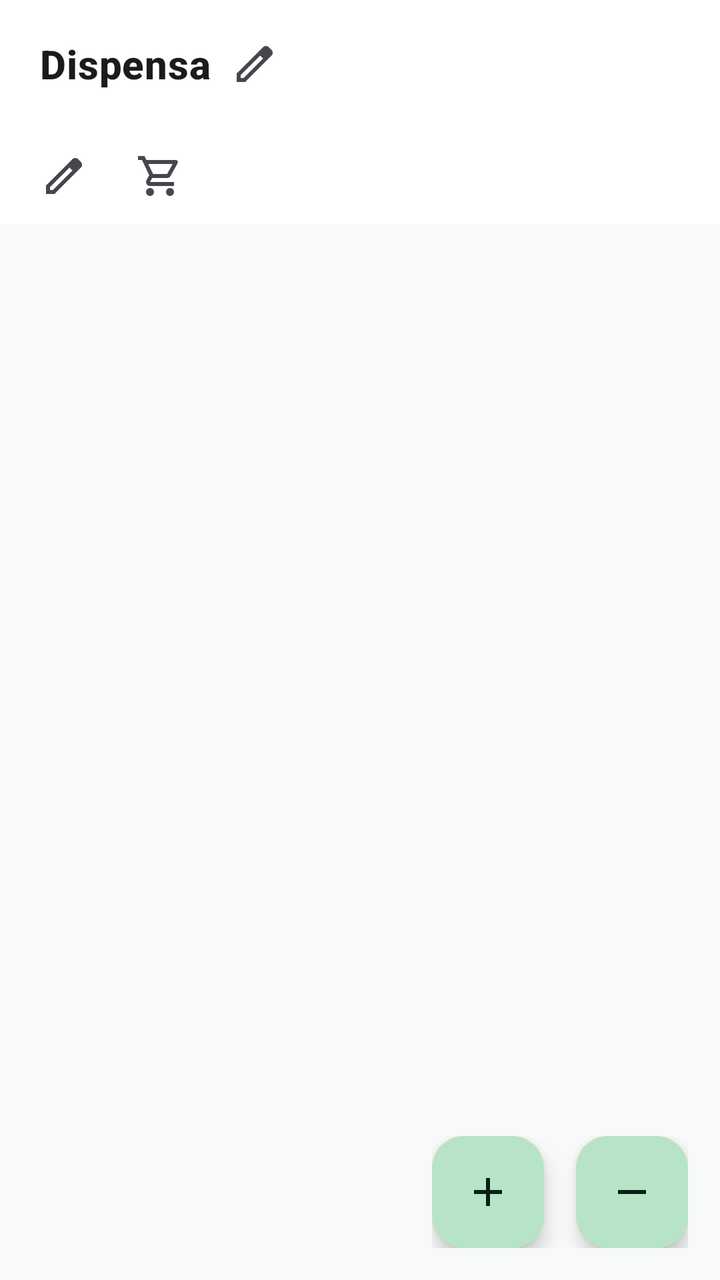
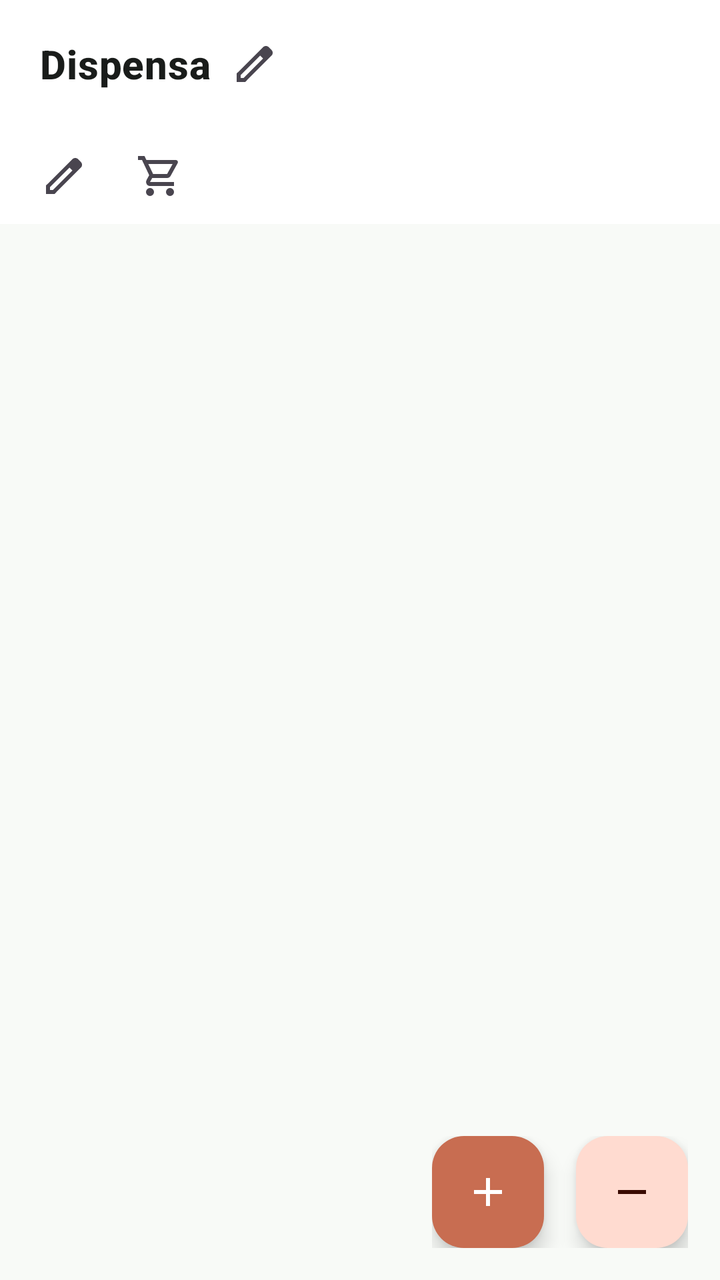

Screens rendered from an Android XML layout before and after an edit, with the pre-edit source and the edit as a unified diff.
<!-- AndroidManifest.xml: activity theme Theme.Dispensa -->
<!-- res/layout/activity_main.xml -->
<?xml version="1.0" encoding="utf-8"?>
<androidx.coordinatorlayout.widget.CoordinatorLayout xmlns:android="http://schemas.android.com/apk/res/android"
    xmlns:app="http://schemas.android.com/apk/res-auto"
    xmlns:tools="http://schemas.android.com/tools"
    android:id="@+id/main_coordinator_layout"
    android:layout_width="match_parent"
    android:layout_height="match_parent"
    tools:context=".activity.MainActivity">

    <com.google.android.material.appbar.AppBarLayout
        android:layout_width="match_parent"
        android:layout_height="wrap_content"
        android:theme="@style/Base.Theme.Dispensa">

        <androidx.appcompat.widget.Toolbar
            android:id="@+id/toolbar"
            android:layout_width="match_parent"
            android:layout_height="?attr/actionBarSize"
            app:popupTheme="@style/ThemeOverlay.AppCompat.DayNight">

            <LinearLayout
                android:id="@+id/layout_dispensa_title"
                android:layout_width="wrap_content"
                android:layout_height="match_parent"
                android:gravity="center_vertical"
                android:orientation="horizontal"
                android:background="?attr/selectableItemBackground"
                android:paddingStart="4dp"
                android:paddingEnd="8dp"
                android:clickable="true"
                android:focusable="true">

                <TextView
                    android:id="@+id/toolbar_dispensa_title"
                    android:layout_width="wrap_content"
                    android:layout_height="wrap_content"
                    android:text="@string/app_name"
                    android:textAppearance="@style/TextAppearance.MaterialComponents.Headline6"
                    android:textStyle="bold"
                    android:textColor="?attr/colorOnSurface"
                    android:ellipsize="end"
                    android:maxLines="1" />

                <ImageView
                    android:id="@+id/button_manage_dispensa"
                    android:layout_width="32dp"
                    android:layout_height="32dp"
                    android:layout_marginStart="6dp"
                    android:padding="4dp"
                    android:src="@drawable/edit_24px"
                    android:background="?attr/selectableItemBackgroundBorderless"
                    android:contentDescription="@string/manage_dispense_title"
                    app:tint="?attr/colorControlNormal" />

            </LinearLayout>

        </androidx.appcompat.widget.Toolbar>

        <LinearLayout
            android:layout_width="match_parent"
            android:layout_height="wrap_content"
            android:orientation="horizontal"
            android:gravity="center_vertical"
            android:clipChildren="true"
            android:clipToPadding="true"> 

            <ImageButton
                android:id="@+id/button_manage_locations"
                android:layout_width="48dp"
                android:layout_height="48dp"
                android:src="@drawable/edit_24px"
                android:background="?attr/selectableItemBackgroundBorderless"
                android:contentDescription="@string/title_manage_locations"
                android:layout_marginStart="8dp"
                app:tint="?attr/colorControlNormal" />

            <ImageButton
                android:id="@+id/button_shopping_list"
                android:layout_width="48dp"
                android:layout_height="48dp"
                android:src="@drawable/shopping_cart_24px"
                android:background="?attr/selectableItemBackgroundBorderless"
                android:contentDescription="@string/shopping_list_title"
                app:tint="?attr/colorControlNormal" />

            <FrameLayout
                android:layout_width="0dp"
                android:layout_height="wrap_content"
                android:layout_weight="1">

                <com.google.android.material.tabs.TabLayout
                    android:id="@+id/tabLayout"
                    android:layout_width="match_parent"
                    android:layout_height="wrap_content"
                    android:background="@android:color/transparent"
                    app:tabMode="scrollable"
                    app:tabIndicatorFullWidth="false"
                    app:tabTextAppearance="@style/CustomTabTextStyle"/>
                

            </FrameLayout>

        </LinearLayout>

    </com.google.android.material.appbar.AppBarLayout>

    <androidx.viewpager2.widget.ViewPager2
        android:id="@+id/viewPager"
        android:layout_width="match_parent"
        android:layout_height="match_parent"
        app:layout_behavior="@string/appbar_scrolling_view_behavior"/>

    <LinearLayout
        android:id="@+id/fab_container"
        android:layout_width="wrap_content"
        android:layout_height="wrap_content"
        android:layout_gravity="bottom|end"
        android:layout_marginEnd="@dimen/fab_margin"
        android:layout_marginBottom="@dimen/fab_margin"
        android:orientation="horizontal"
        android:gravity="center_horizontal">

        <com.google.android.material.floatingactionbutton.FloatingActionButton
            android:id="@+id/fab"
            android:layout_width="wrap_content"
            android:layout_height="wrap_content"
            android:layout_marginEnd="16dp"
            android:contentDescription="@string/add_new_product"
            app:srcCompat="@drawable/ic_add_24" />

        <com.google.android.material.floatingactionbutton.FloatingActionButton
            android:id="@+id/fab_consume"
            android:layout_width="wrap_content"
            android:layout_height="wrap_content"
            android:contentDescription="@string/consume_scan_description"
            app:fabSize="mini"
            app:srcCompat="@drawable/ic_remove_24" />

    </LinearLayout>

</androidx.coordinatorlayout.widget.CoordinatorLayout>
<!-- resources referenced by this layout -->
<resources>
  <dimen name="fab_margin">16dp</dimen>
  <string name="add_new_product">Add product</string>
  <string name="app_name">Dispensa</string>
  <style name="Base.Theme.Dispensa" parent="Theme.Material3.DayNight.NoActionBar">
          
          <item name="colorPrimary">@color/md_theme_primary</item>
          <item name="colorOnPrimary">@color/md_theme_onPrimary</item>
          <item name="colorPrimaryContainer">@color/md_theme_primaryContainer</item>
          <item name="colorOnPrimaryContainer">@color/md_theme_onPrimaryContainer</item>
          
          
          <item name="colorSecondary">@color/md_theme_secondary</item>
          <item name="colorOnSecondary">@color/md_theme_onSecondary</item>
          <item name="colorSecondaryContainer">@color/md_theme_secondaryContainer</item>
          <item name="colorOnSecondaryContainer">@color/md_theme_onSecondaryContainer</item>
  
          
          <item name="colorTertiary">@color/md_theme_tertiary</item>
          <item name="colorOnTertiary">@color/md_theme_onTertiary</item>
          <item name="colorTertiaryContainer">@color/md_theme_tertiaryContainer</item>
          <item name="colorOnTertiaryContainer">@color/md_theme_onTertiaryContainer</item>
  
          
          <item name="android:colorBackground">@color/md_theme_background</item>
          <item name="colorOnBackground">@color/md_theme_onBackground</item>
          <item name="colorSurface">@color/md_theme_surface</item>
          <item name="colorOnSurface">@color/md_theme_onSurface</item>
          <item name="colorSurfaceVariant">@color/md_theme_surfaceVariant</item>
          <item name="colorOnSurfaceVariant">@color/md_theme_onSurfaceVariant</item>
          <item name="colorOutline">@color/md_theme_outline</item>
          <item name="colorOutlineVariant">@color/md_theme_outlineVariant</item>
  
          
          <item name="colorError">@color/product_expired_stroke</item>
          <item name="colorOnError">@color/white</item>
          <item name="colorErrorContainer">@color/product_expired_background</item>
          <item name="colorOnErrorContainer">@color/product_expired_text</item>
  
          
          <item name="colorPrimaryVariant">#1B4332</item>
          <item name="colorSecondaryVariant">#A3543A</item>
  
          
          <item name="android:windowLightStatusBar">?attr/isLightTheme</item>
          <item name="android:windowLightNavigationBar">?attr/isLightTheme</item>
      </style>
  <color name="md_theme_primary">#2E6B4E</color>
  <color name="md_theme_onPrimary">#FFFFFF</color>
  <color name="md_theme_primaryContainer">#B7E4C7</color>
  <color name="md_theme_secondary">#C86D51</color>
  <color name="md_theme_onSecondary">#FFFFFF</color>
  <color name="md_theme_tertiary">#3D6373</color>
  <color name="md_theme_onTertiary">#FFFFFF</color>
  <color name="md_theme_tertiaryContainer">#C1E8FB</color>
  <color name="md_theme_background">#F8FAF7</color>
  <color name="md_theme_onBackground">#191C1A</color>
  <color name="md_theme_surface">#FFFFFF</color>
  <color name="md_theme_onSurface">#191C1A</color>
  <color name="md_theme_surfaceVariant">#DDE5DF</color>
  <color name="md_theme_onSurfaceVariant">#414943</color>
  <color name="md_theme_outline">#717973</color>
  <color name="md_theme_outlineVariant">#C1C9C3</color>
  <color name="product_expired_stroke">#E53935</color>
  <color name="white">#FFFFFFFF</color>
  <color name="product_expired_background">#FFEBEE</color>
  <color name="product_expired_text">#C62828</color>
  <!-- unchanged entries left out for length: 14 -->
</resources>

<!-- the commit's change to res/layout/activity_main.xml (unified diff, before → after) -->
@@ -16,7 +16,7 @@
             android:id="@+id/toolbar"
             android:layout_width="match_parent"
             android:layout_height="?attr/actionBarSize"
-            app:popupTheme="@style/ThemeOverlay.AppCompat.DayNight">
+            app:popupTheme="@style/ThemeOverlay.Material3">
 
             <LinearLayout
                 android:id="@+id/layout_dispensa_title"
@@ -126,6 +126,8 @@
             android:layout_height="wrap_content"
             android:layout_marginEnd="16dp"
             android:contentDescription="@string/add_new_product"
+            app:backgroundTint="?attr/colorSecondary"
+            app:tint="?attr/colorOnSecondary"
             app:srcCompat="@drawable/ic_add_24" />
 
         <com.google.android.material.floatingactionbutton.FloatingActionButton
@@ -134,6 +136,8 @@
             android:layout_height="wrap_content"
             android:contentDescription="@string/consume_scan_description"
             app:fabSize="mini"
+            app:backgroundTint="?attr/colorSecondaryContainer"
+            app:tint="?attr/colorOnSecondaryContainer"
             app:srcCompat="@drawable/ic_remove_24" />
 
     </LinearLayout>
<!-- resource entries referenced after the edit -->
@@ -41,6 +41,15 @@
           
           <item name="colorPrimaryVariant">#1B4332</item>
           <item name="colorSecondaryVariant">#A3543A</item>
+          <item name="colorAccent">@color/md_theme_secondary</item>
+          <item name="android:colorAccent">@color/md_theme_secondary</item>
+  
+          
+          <item name="colorBackgroundFloating">@color/md_theme_surface</item>
+          <item name="popupMenuBackground">@color/md_theme_surface</item>
+          <item name="actionOverflowMenuStyle">@style/Widget.Material3.PopupMenu.Overflow</item>
+          <item name="popupMenuStyle">@style/Widget.Material3.PopupMenu</item>
+          <item name="actionBarPopupTheme">@style/ThemeOverlay.Material3</item>
   
           
           <item name="android:windowLightStatusBar">?attr/isLightTheme</item>
